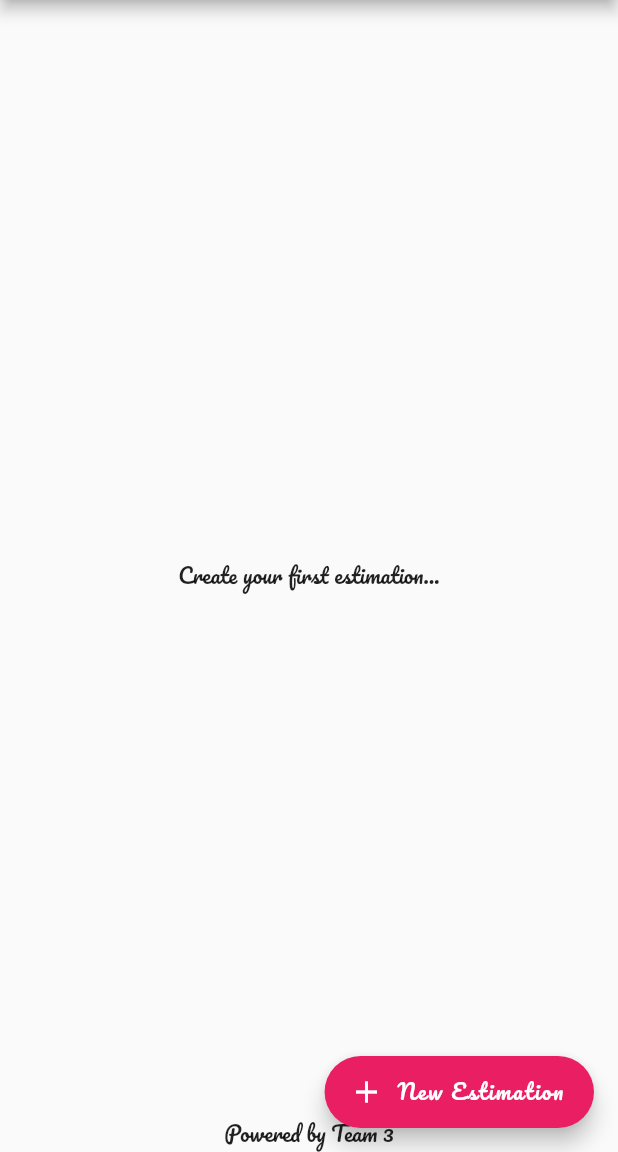
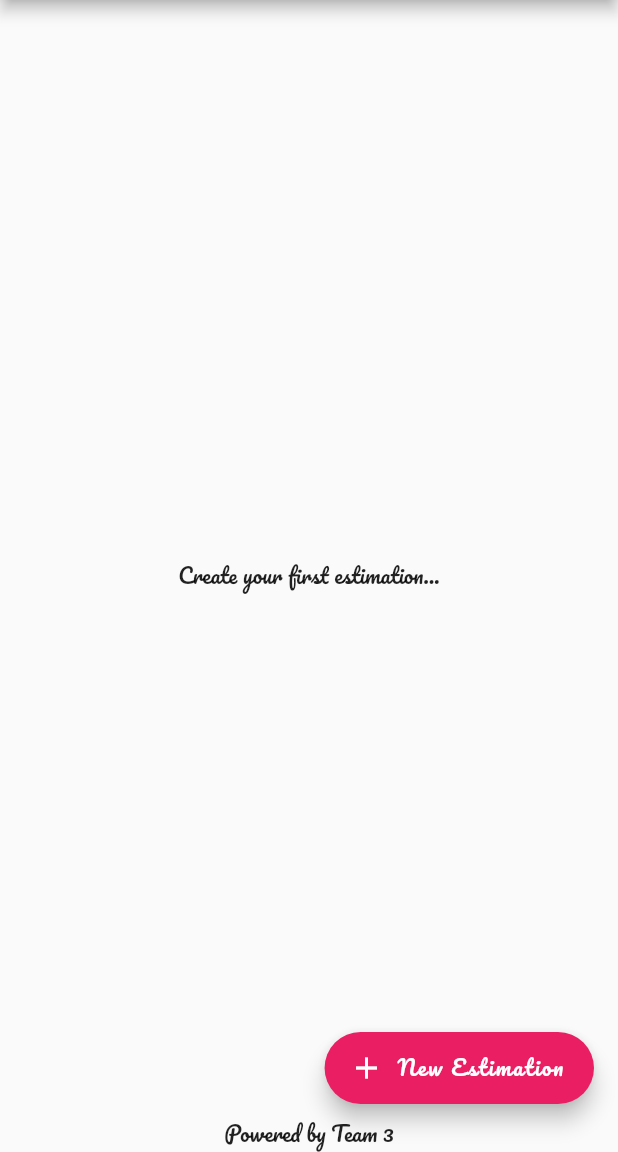
Before and after one commit to finkmoritz/teamutil, a Flutter app: the screen it shows after launch, on a phone screen of 412 x 824 dp, the part 84-1236 px from its top. Run offline on Flutter 3.47's test engine with Material 2 defaults, Android fonts, the phone set to English and light mode, and no system bars; our stand-ins replace flutter_tindercard, google_fonts.

Commit message:
Move FAB up by 16px

```diff
--- a/lib/pages/home_page.dart
+++ b/lib/pages/home_page.dart
@@ -17,7 +17,11 @@ class HomePage extends StatelessWidget {
       body: const Center(
         child: Text('Create your first estimation...'),
       ),
-      floatingActionButton: FloatingActionButton.extended(
+      floatingActionButton: Padding(
+        padding: const EdgeInsets.only(bottom: 16.0),
+        child: FloatingActionButton.extended(
+            icon: const Icon(Icons.add),
+            label: const Text('New Estimation'),
             onPressed: () {
               context.read<EstimationProvider>().reset();
               Navigator.push(
@@ -27,8 +31,7 @@ class HomePage extends StatelessWidget {
                 ),
               );
             },
-          icon: const Icon(Icons.add),
-          label: const Text('New Estimation'),
+          ),
       ),
       bottomSheet: Row(
         mainAxisAlignment: MainAxisAlignment.center,
```
Lines whose indentation alone changed are shown as unchanged.
